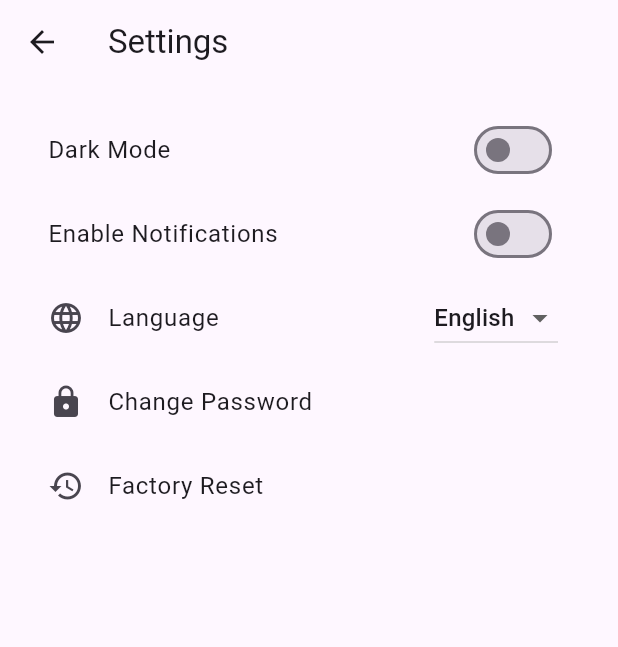
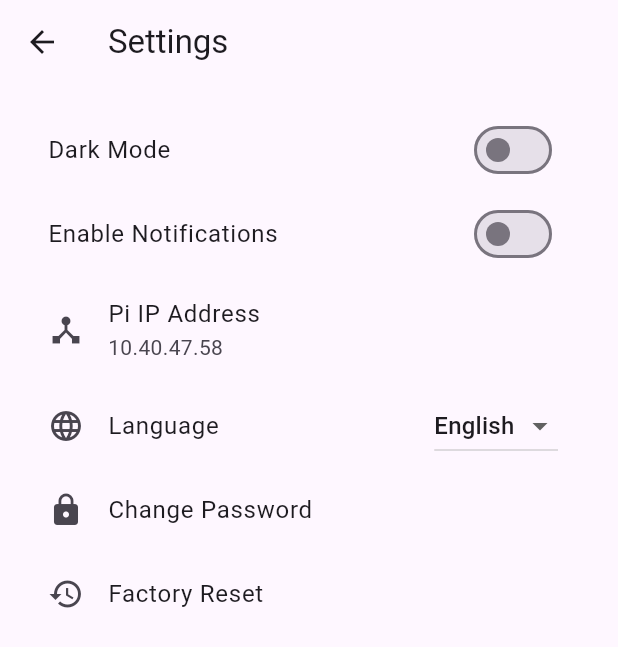
Before and after one commit to ymentawy/Home_Security_Application, a Flutter app: the SettingsPage screen opened directly with empty values, after a tap on "Enable Notifications", on a phone screen of 412 x 824 dp. Shown: the top 647 px of the screen. Run offline on Flutter 3.47's test engine with Material 3 defaults, Android fonts, the light colour scheme and no system bars; our stand-ins replace cloud_firestore, firebase_auth, firebase_core, flutter_local_notifications, google_sign_in, permission_handler and 1 more; missing offline and left inert: mjpeg_stream; accounts and stored records are empty; network calls fail.

Commit message:
added notifications

```diff
--- /dev/null
+++ b/lib/notification_service.dart
@@ -0,0 +1,111 @@
+import 'dart:convert';
+import 'package:web_socket_channel/io.dart';
+import 'package:flutter_local_notifications/flutter_local_notifications.dart';
+
+class NotificationService {
+  // Singleton pattern
+  NotificationService._internal();
+  static final NotificationService instance = NotificationService._internal();
+
+  IOWebSocketChannel? _channel;
+  bool _isListening = false;
+  final FlutterLocalNotificationsPlugin _localNotifications =
+      FlutterLocalNotificationsPlugin();
+
+  /// Call once at app start to set up notification plugin
+  Future<void> initPlugin() async {
+    const androidSettings =
+        AndroidInitializationSettings('@mipmap/ic_launcher');
+    final iosSettings = DarwinInitializationSettings(
+      requestSoundPermission: true,
+      requestAlertPermission: true,
+      requestBadgePermission: true,
+    );
+    final initSettings = InitializationSettings(
+      android: androidSettings,
+      iOS: iosSettings,
+    );
+    await _localNotifications.initialize(initSettings);
+
+    const channel = AndroidNotificationChannel(
+      'pi_notifications',
+      'Pi Notifications',
+      description: 'Alerts from your Raspberry Pi',
+      importance: Importance.max,
+    );
+    final androidImpl =
+        _localNotifications.resolvePlatformSpecificImplementation<
+            AndroidFlutterLocalNotificationsPlugin>();
+    await androidImpl?.createNotificationChannel(channel);
+
+    print('🔔 Local notification plugin initialized');
+  }
+
+  /// Start listening to the Pi WebSocket server
+  void enableNotifications(String wsUrl) {
+    if (_isListening) {
+      print('⚠️ Already listening for notifications');
+      return;
+    }
+    try {
+      print('🌐 Connecting to WebSocket: $wsUrl');
+      _channel = IOWebSocketChannel.connect(wsUrl);
+      _channel!.stream.listen(
+        (message) {
+          print('🌐 WS message received: $message');
+          try {
+            final data = json.decode(message);
+            final title = data['title']?.toString() ?? 'No Title';
+            final body = data['body']?.toString() ?? 'No Body';
+            print('🔔 Parsed title="$title", body="$body"');
+            _showNotification(title, body);
+          } catch (e) {
+            print('❌ Error parsing WS message: $e');
+          }
+        },
+        onError: (err) {
+          print('❌ WS error: $err');
+        },
+        onDone: () {
+          print('⚠️ WS connection closed');
+          _isListening = false;
+        },
+      );
+      _isListening = true;
+    } catch (e) {
+      print('❌ Failed to connect WebSocket: $e');
+    }
+  }
+
+  /// Stop listening and close connection
+  void disableNotifications() {
+    if (!_isListening) {
+      print('⚠️ Notifications already disabled');
+      return;
+    }
+    _channel?.sink.close();
+    _isListening = false;
+    print('🌐 WebSocket connection closed by client');
+  }
+
+  Future<void> _showNotification(String title, String body) async {
+    print('🏷️ Showing notification: title="$title", body="$body"');
+    const androidDetails = AndroidNotificationDetails(
+      'pi_notifications',
+      'Pi Notifications',
+      channelDescription: 'Alerts from your Raspberry Pi',
+      importance: Importance.max,
+      priority: Priority.high,
+    );
+    final iosDetails = DarwinNotificationDetails();
+    final details = NotificationDetails(
+      android: androidDetails,
+      iOS: iosDetails,
+    );
+    try {
+      await _localNotifications.show(0, title, body, details);
+    } catch (e) {
+      print('❌ Error showing local notification: $e');
+    }
+  }
+}
--- a/lib/settings.dart
+++ b/lib/settings.dart
@@ -1,7 +1,10 @@
+// lib/settings.dart
+
 import 'package:flutter/material.dart';
 import 'package:flutter_local_notifications/flutter_local_notifications.dart';
 import 'package:shared_preferences/shared_preferences.dart';
 import 'package:permission_handler/permission_handler.dart';
+import 'notification_service.dart'; // ← add this
 import 'change_password_page.dart';
 
 class SettingsPage extends StatefulWidget {
@@ -19,18 +22,27 @@ class SettingsPage extends StatefulWidget {
 }
 
 class _SettingsPageState extends State<SettingsPage> {
+  static const String _defaultPiIp = '10.40.47.58';
+
   late bool isDarkMode;
   bool isNotificationsEnabled = true;
   String language = "English";
+  String piIp = _defaultPiIp;
 
-  FlutterLocalNotificationsPlugin flutterLocalNotificationsPlugin =
+  final FlutterLocalNotificationsPlugin flutterLocalNotificationsPlugin =
       FlutterLocalNotificationsPlugin();
+
+  late TextEditingController _ipController;
 
   @override
   void initState() {
     super.initState();
     isDarkMode = widget.isDarkMode;
-    _requestNotificationPermission(); // Request notification permission
+
+    // Initialize local notifications plugin
+    NotificationService.instance.initPlugin();
+
+    _requestNotificationPermission();
     _initializeNotifications();
     _loadNotificationPreference();
   }
@@ -42,17 +54,15 @@ class _SettingsPageState extends State<SettingsPage> {
     }
   }
 
-  /// Initializes notifications and sets up a notification channel
+  /// Initializes local notifications and sets up a channel
   void _initializeNotifications() async {
-    const AndroidInitializationSettings initializationSettingsAndroid =
+    const AndroidInitializationSettings androidSettings =
         AndroidInitializationSettings('@mipmap/ic_launcher');
 
-    final InitializationSettings initializationSettings =
-        InitializationSettings(
-      android: initializationSettingsAndroid,
-    );
+    final InitializationSettings initSettings =
+        InitializationSettings(android: androidSettings);
 
-    await flutterLocalNotificationsPlugin.initialize(initializationSettings);
+    await flutterLocalNotificationsPlugin.initialize(initSettings);
 
     const AndroidNotificationChannel channel = AndroidNotificationChannel(
       'notifications_channel',
@@ -61,14 +71,14 @@ class _SettingsPageState extends State<SettingsPage> {
       importance: Importance.high,
     );
 
-    final AndroidFlutterLocalNotificationsPlugin? androidImplementation =
+    final androidImpl =
         flutterLocalNotificationsPlugin.resolvePlatformSpecificImplementation<
             AndroidFlutterLocalNotificationsPlugin>();
 
-    await androidImplementation?.createNotificationChannel(channel);
+    await androidImpl?.createNotificationChannel(channel);
   }
 
-  /// Shows a notification when notifications are enabled
+  /// Shows a confirmation notification
   Future<void> _showNotification() async {
     const AndroidNotificationDetails androidDetails =
         AndroidNotificationDetails(
@@ -91,18 +101,34 @@ class _SettingsPageState extends State<SettingsPage> {
     );
   }
 
-  /// Loads the saved notification preference
+  /// Loads saved preferences (notifications + Pi IP)
   Future<void> _loadNotificationPreference() async {
-    SharedPreferences prefs = await SharedPreferences.getInstance();
+    final prefs = await SharedPreferences.getInstance();
+    final enabled = prefs.getBool('notifications_enabled') ?? true;
+    final ip = prefs.getString('pi_ip') ?? _defaultPiIp;
+
     setState(() {
-      isNotificationsEnabled = prefs.getBool('notifications_enabled') ?? true;
+      isNotificationsEnabled = enabled;
+      piIp = ip;
     });
+
+    if (isNotificationsEnabled) {
+      NotificationService.instance.enableNotifications('ws://$piIp:8765');
+    } else {
+      NotificationService.instance.disableNotifications();
+    }
   }
 
-  /// Saves the notification preference
+  /// Saves only the notification preference
   Future<void> _saveNotificationPreference(bool value) async {
-    SharedPreferences prefs = await SharedPreferences.getInstance();
+    final prefs = await SharedPreferences.getInstance();
     await prefs.setBool('notifications_enabled', value);
+  }
+
+  /// Saves only the Pi IP address
+  Future<void> _savePiIp(String value) async {
+    final prefs = await SharedPreferences.getInstance();
+    await prefs.setString('pi_ip', value);
   }
 
   /// Handles Factory Reset
@@ -110,14 +136,13 @@ class _SettingsPageState extends State<SettingsPage> {
     showDialog(
       context: context,
       builder: (context) => AlertDialog(
-        title: Text("Factory Reset"),
-        content: Text("This will reset all settings to default. Proceed?"),
+        title: const Text("Factory Reset"),
+        content:
+            const Text("This will reset all settings to default. Proceed?"),
         actions: [
           TextButton(
-            onPressed: () {
-              Navigator.pop(context);
-            },
-            child: Text("Cancel"),
+            onPressed: () => Navigator.pop(context),
+            child: const Text("Cancel"),
           ),
           ElevatedButton(
             onPressed: () {
@@ -125,15 +150,19 @@ class _SettingsPageState extends State<SettingsPage> {
                 isDarkMode = false;
                 isNotificationsEnabled = true;
                 language = "English";
+                piIp = _defaultPiIp;
               });
               widget.onDarkModeChanged(false);
               _saveNotificationPreference(true);
+              _savePiIp(_defaultPiIp);
+              NotificationService.instance
+                  .enableNotifications('ws://$_defaultPiIp:8765');
               Navigator.pop(context);
               ScaffoldMessenger.of(context).showSnackBar(
-                SnackBar(content: Text("Factory reset completed!")),
+                const SnackBar(content: Text("Factory reset completed!")),
               );
             },
-            child: Text("Confirm"),
+            child: const Text("Confirm"),
           ),
         ],
       ),
@@ -144,18 +173,19 @@ class _SettingsPageState extends State<SettingsPage> {
   void navigateToChangePassword() {
     Navigator.push(
       context,
-      MaterialPageRoute(builder: (context) => ChangePasswordPage()),
+      MaterialPageRoute(builder: (context) => const ChangePasswordPage()),
     );
   }
 
   @override
   Widget build(BuildContext context) {
     return Scaffold(
-      appBar: AppBar(title: Text('Settings')),
+      appBar: AppBar(title: const Text('Settings')),
       body: ListView(
-        padding: EdgeInsets.all(16.0),
+        padding: const EdgeInsets.all(16.0),
         children: [
           SwitchListTile(
+            title: const Text('Dark Mode'),
             value: isDarkMode,
             onChanged: (value) {
               setState(() {
@@ -163,27 +193,76 @@ class _SettingsPageState extends State<SettingsPage> {
               });
               widget.onDarkModeChanged(value);
             },
-            title: Text('Dark Mode'),
           ),
+
+          // Notification toggle
           SwitchListTile(
+            title: const Text('Enable Notifications'),
             value: isNotificationsEnabled,
-            onChanged: (value) {
+            onChanged: (value) async {
               setState(() {
                 isNotificationsEnabled = value;
-                _saveNotificationPreference(value);
-                if (value) {
-                  _showNotification();
-                }
               });
+              await _saveNotificationPreference(value);
+              if (value) {
+                await _showNotification();
+                NotificationService.instance
+                    .enableNotifications('ws://$piIp:8765');
+              } else {
+                NotificationService.instance.disableNotifications();
+              }
             },
-            title: Text('Enable Notifications'),
           ),
+
+          // Pi IP address picker
           ListTile(
-            leading: Icon(Icons.language),
-            title: Text("Language"),
+            leading: const Icon(Icons.device_hub),
+            title: const Text('Pi IP Address'),
+            subtitle: Text(piIp),
+            onTap: () {
+              _ipController = TextEditingController(text: piIp);
+              showDialog(
+                context: context,
+                builder: (context) => AlertDialog(
+                  title: const Text('Set Pi IP Address'),
+                  content: TextField(
+                    controller: _ipController,
+                    decoration:
+                        const InputDecoration(hintText: 'e.g. 192.168.1.100'),
+                  ),
+                  actions: [
+                    TextButton(
+                      onPressed: () => Navigator.pop(context),
+                      child: const Text('Cancel'),
+                    ),
+                    ElevatedButton(
+                      onPressed: () {
+                        final newIp = _ipController.text.trim();
+                        if (newIp.isNotEmpty) {
+                          _savePiIp(newIp);
+                          setState(() => piIp = newIp);
+                          if (isNotificationsEnabled) {
+                            NotificationService.instance.disableNotifications();
+                            NotificationService.instance
+                                .enableNotifications('ws://$piIp:8765');
+                          }
+                        }
+                        Navigator.pop(context);
+                      },
+                      child: const Text('Save'),
+                    ),
+                  ],
+                ),
+              );
+            },
+          ),
+
+          ListTile(
+            leading: const Icon(Icons.language),
+            title: const Text("Language"),
             trailing: DropdownButton<String>(
               value: language,
-              items: ["English", "Spanish", "French"]
+              items: const ["English", "Spanish", "French"]
                   .map((lang) => DropdownMenuItem(
                         value: lang,
                         child: Text(lang),
@@ -196,14 +275,16 @@ class _SettingsPageState extends State<SettingsPage> {
               },
             ),
           ),
+
           ListTile(
-            leading: Icon(Icons.lock),
-            title: Text("Change Password"),
+            leading: const Icon(Icons.lock),
+            title: const Text("Change Password"),
             onTap: navigateToChangePassword,
           ),
+
           ListTile(
-            leading: Icon(Icons.restore),
-            title: Text("Factory Reset"),
+            leading: const Icon(Icons.restore),
+            title: const Text("Factory Reset"),
             onTap: factoryReset,
           ),
         ],
--- a/pubspec.yaml
+++ b/pubspec.yaml
@@ -17,8 +17,8 @@ dependencies:
   http: ^1.2.2
   cloud_firestore: ^5.5.0
   firebase_data_connect: ^0.1.0
-  firebase_auth: ^5.5.0
-  firebase_core: ^3.8.0
+  firebase_auth: ^5.5.3
+  firebase_core: ^3.13.0
   google_sign_in: ^6.2.2
   cupertino_icons: ^1.0.8
   firebase_app_check: ^0.3.2+3
@@ -29,6 +29,7 @@ dependencies:
   permission_handler: ^11.4.0
   flutter_vlc_player: ^7.4.3
   mjpeg_stream: ^1.0.1
+  web_socket_channel: ^3.0.3
 
 dependency_overrides:
   flutter_local_notifications_linux: null
```
Also changed, not shown: lib/app_drawer.dart (+56 -18 lines), lib/camera_stream.dart (+17 -19 lines), pubspec.lock, 4 other files.
